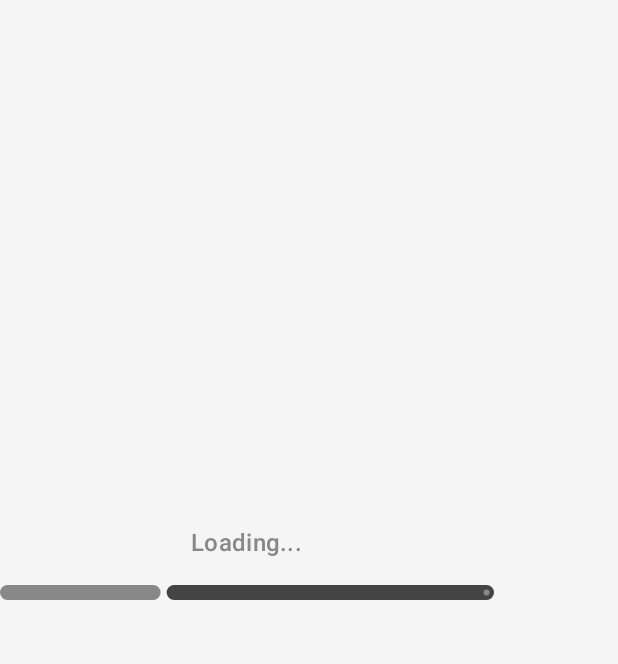
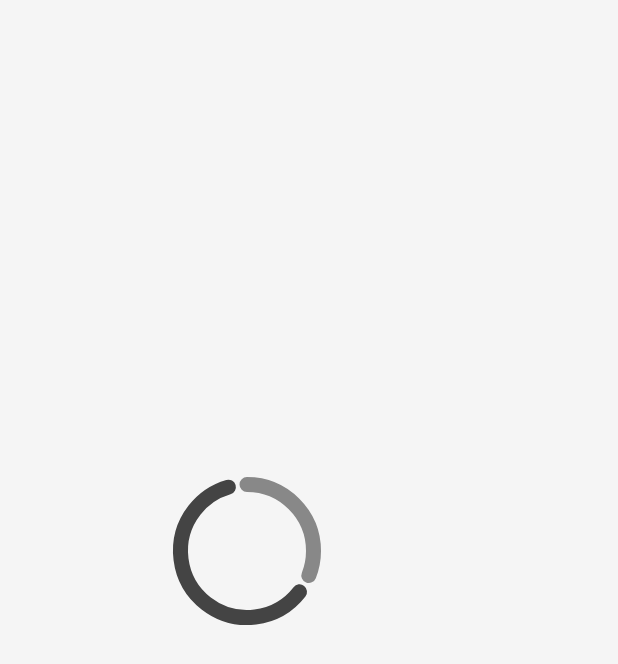
Before and after one commit to dutcalm/MetGalleryProject, an Android app built with Jetpack Compose: the composable CustomLoadingIndicator shown on its own in the app's theme, on a phone screen of 412 x 824 dp. Shown: the top 664 px of the screen. Run offline under Robolectric (Android 15) with nearby library versions, the phone set to English and light mode, and no system bars; 1 statement that could not run was skipped.

Commit message:
Search bar and indicator changes

```diff
--- a/app/build.gradle.kts
+++ b/app/build.gradle.kts
@@ -40,6 +40,7 @@ android {
 }
 
 dependencies {
+    implementation(libs.androidx.datastore.preferences)
     implementation(libs.androidx.foundation)
     implementation(libs.androidx.foundation.layout)
     implementation(libs.androidx.runtime)
--- a/app/src/main/java/com/example/metgalleryproject/ui/components/CustomLoadingIndicator.kt
+++ b/app/src/main/java/com/example/metgalleryproject/ui/components/CustomLoadingIndicator.kt
@@ -1,43 +1,35 @@
 package com.example.metgalleryproject.ui.components
 
 import androidx.compose.foundation.layout.Box
-import androidx.compose.foundation.layout.Column
-import androidx.compose.foundation.layout.Spacer
 import androidx.compose.foundation.layout.fillMaxWidth
 import androidx.compose.foundation.layout.height
-import androidx.compose.material3.LinearProgressIndicator
-import androidx.compose.material3.MaterialTheme
-import androidx.compose.material3.Text
+import androidx.compose.material3.CircularProgressIndicator
 import androidx.compose.runtime.Composable
 import androidx.compose.runtime.LaunchedEffect
 import androidx.compose.runtime.getValue
 import androidx.compose.runtime.mutableFloatStateOf
 import androidx.compose.runtime.remember
-import androidx.compose.runtime.rememberCoroutineScope
 import androidx.compose.runtime.setValue
 import androidx.compose.ui.Alignment
 import androidx.compose.ui.Modifier
 import androidx.compose.ui.graphics.Color
+import androidx.compose.ui.graphics.StrokeCap
 import androidx.compose.ui.unit.dp
 import kotlinx.coroutines.delay
-import kotlinx.coroutines.launch
 
 @Composable
 fun CustomLoadingIndicator(
     modifier: Modifier = Modifier
         .fillMaxWidth(0.8f)
-        .height(750.dp)
+        .height(700.dp)
 ) {
     var currentProgress by remember { mutableFloatStateOf(0f) }
-    val scope = rememberCoroutineScope()
 
     LaunchedEffect(Unit) {
-        scope.launch {
         while (true) {
             for (i in 0..100) {
                 currentProgress = i / 100f
                 delay(20)
-                }
             }
         }
     }
@@ -46,25 +38,15 @@ fun CustomLoadingIndicator(
         modifier = modifier,
         contentAlignment = Alignment.Center
     ) {
-        Column(
-            horizontalAlignment = Alignment.CenterHorizontally
-        ) {
-            Text(
-                text = "Loading...",
-                style = MaterialTheme.typography.titleMedium,
-                color = Color.Gray
-            )
-
-            Spacer(modifier = Modifier.height(16.dp))
-
-            LinearProgressIndicator(
+            CircularProgressIndicator(
             progress = { currentProgress },
             modifier = Modifier
-                    .fillMaxWidth()
-                    .height(10.dp),
+                                .height(64.dp)
+                                .fillMaxWidth(0.3f),
             color = Color.Gray,
-                trackColor = Color.DarkGray
+            strokeWidth = 10.dp,
+            trackColor = Color.DarkGray,
+            strokeCap = StrokeCap.Round,
             )
     }
 }
-}
--- a/gradle/libs.versions.toml
+++ b/gradle/libs.versions.toml
@@ -3,6 +3,7 @@ agp = "8.9.2"
 androidGradlePlugin = "8.2.2"
 coilCompose = "2.4.0"
 converterMoshi = "2.9.0"
+datastorePreferences = "1.1.7"
 foundation = "1.8.1"
 googleHiltAndroidVersion = "2.41"
 gradle = "8.2.2"
@@ -47,6 +48,7 @@ hilt = "2.51"
 
 [libraries]
 androidx-core-ktx = { group = "androidx.core", name = "core-ktx", version.ref = "coreKtx" }
+androidx-datastore-preferences = { module = "androidx.datastore:datastore-preferences", version.ref = "datastorePreferences" }
 androidx-foundation = { module = "androidx.compose.foundation:foundation", version.ref = "foundation" }
 androidx-foundation-layout = { module = "androidx.compose.foundation:foundation-layout", version.ref = "foundation" }
 androidx-hilt-navigation-compose = { module = "androidx.hilt:hilt-navigation-compose", version.ref = "hiltNavigationCompose" }
```
Also changed, not shown: app/src/main/java/com/example/metgalleryproject/ui/components/CustomSearchBar.kt (+7 -4 lines), app/src/main/java/com/example/metgalleryproject/ui/components/SearchButton.kt (deleted, +0 -15 lines), app/src/main/java/com/example/metgalleryproject/ui/screens/SearchScreen.kt (+3 -7 lines). Lines whose indentation alone changed are shown as unchanged.
